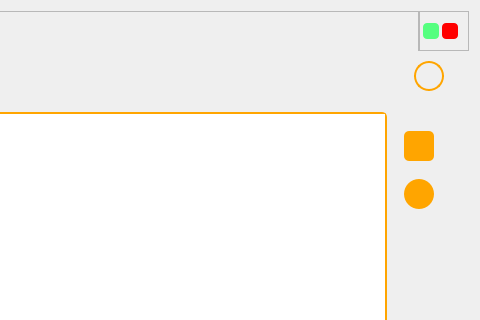
Old version of the form demo.ui in the repository atticus-lv/blender_launcher; both pictures show x 480 to 960 and y 0 to 320 of the 960 by 600 pixel window.
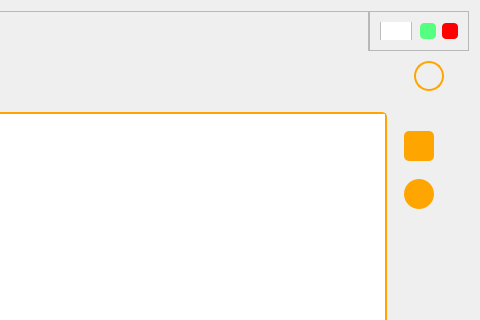
New version of the form. The open tabs and pages were chosen to show the change. Icons and pictures are not drawn. Custom widgets are drawn as their Qt base class.

Commit message: theme checker

The edit to the form file:
```diff
--- a/demo.ui
+++ b/demo.ui
@@ -180,7 +180,7 @@
            <widget class="QFrame" name="frame_btns">
             <property name="maximumSize">
              <size>
-              <width>50</width>
+              <width>100</width>
               <height>16777215</height>
              </size>
             </property>
@@ -191,21 +191,56 @@
              <enum>QFrame::Raised</enum>
             </property>
             <layout class="QHBoxLayout" name="horizontalLayout_3">
-             <property name="spacing">
-              <number>0</number>
-             </property>
              <property name="leftMargin">
-              <number>0</number>
+              <number>10</number>
              </property>
              <property name="topMargin">
-              <number>0</number>
+              <number>10</number>
              </property>
              <property name="rightMargin">
-              <number>5</number>
+              <number>10</number>
              </property>
              <property name="bottomMargin">
-              <number>0</number>
+              <number>10</number>
              </property>
+             <item>
+              <widget class="QCheckBox" name="checkBox_theme">
+               <property name="minimumSize">
+                <size>
+                 <width>0</width>
+                 <height>0</height>
+                </size>
+               </property>
+               <property name="maximumSize">
+                <size>
+                 <width>16777215</width>
+                 <height>16777215</height>
+                </size>
+               </property>
+               <property name="styleSheet">
+                <string notr="true">QCheckBox {
+    spacing: 5px;
+}
+
+QCheckBox::indicator {
+    width: 32px;
+    height: 32px;
+}
+
+QCheckBox::indicator:unchecked {
+    image: url(./img/slider.png);
+}
+QCheckBox::indicator:checked {
+    image: url(./img/slider_check.png);
+}
+
+</string>
+               </property>
+               <property name="text">
+                <string/>
+               </property>
+              </widget>
+             </item>
              <item>
               <widget class="QPushButton" name="btn_minimize">
                <property name="minimumSize">
```
Left out of the diff: 6 changed lines with no effect on the pictures. The commit also changes 11 other files.
